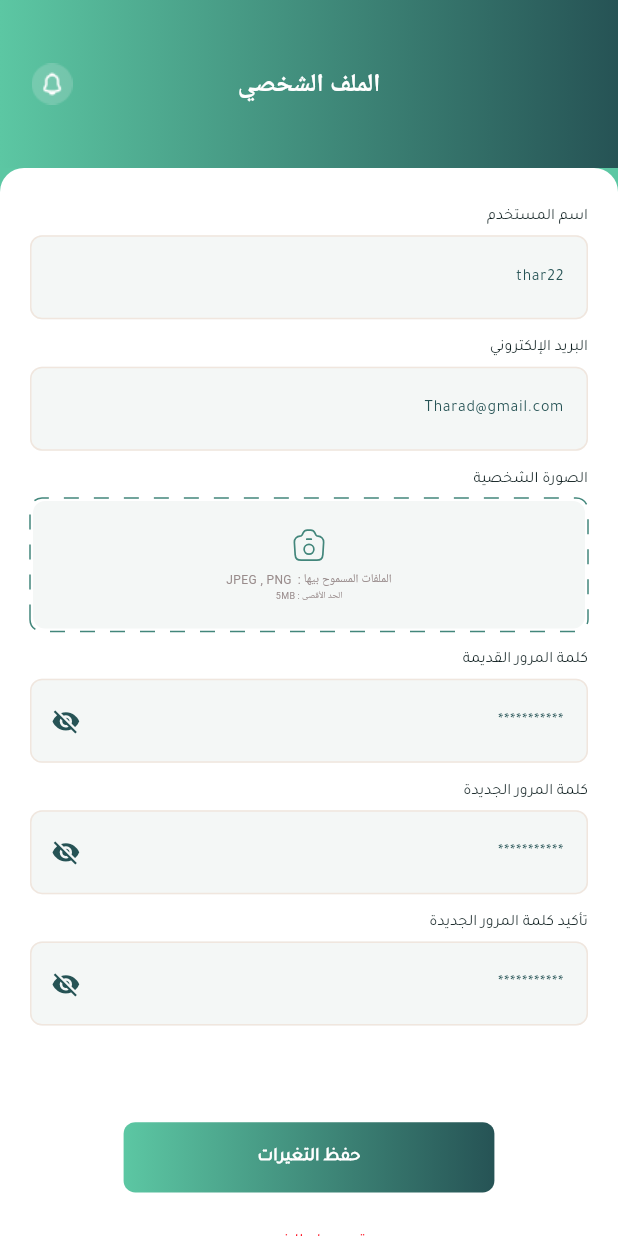
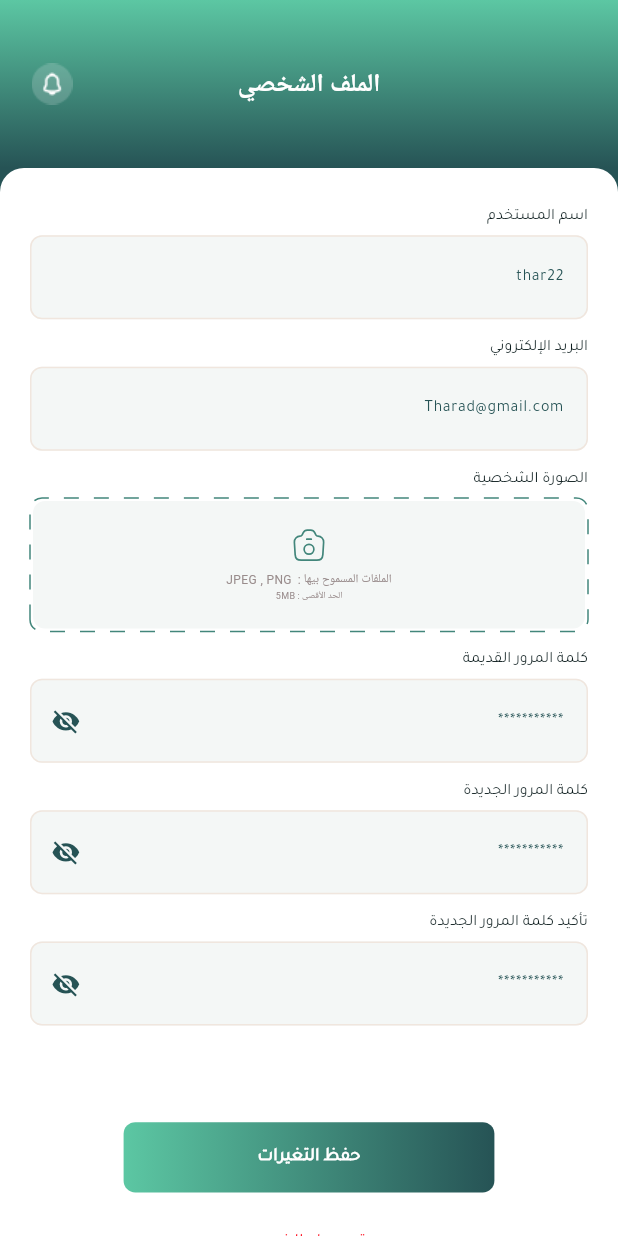
Before and after one commit to abdelrahmanelsayedfares-design/tharad_task, a Flutter app: the AppButtom widget shown alone on an empty page, opened directly, after a tap on "تسجيل الدخول", on a phone screen of 412 x 824 dp. Run offline on Flutter 3.47's test engine with Material 3 defaults, Android fonts, the phone set to English and light mode, and no system bars; drawn by our look-alikes of dotted_border; our stand-ins replace circular_countdown_timer, flutter_screenutil, flutter_svg, image_picker, lottie, pin_code_fields.

Commit message:
First commit - Flutter project

```diff
--- a/lib/core/ui/app_buttom.dart
+++ b/lib/core/ui/app_buttom.dart
@@ -5,24 +5,29 @@ class AppButtom extends StatelessWidget {
   final String text;
   final Function() ontap;
   final double width;
-  const AppButtom({super.key, required this.text, required this.ontap, required this.width,});
+  const AppButtom({
+    super.key,
+    required this.text,
+    required this.ontap,
+    required this.width,
+  });
 
   @override
   Widget build(BuildContext context) {
-    return    InkWell(
+    return InkWell(
       onTap: ontap,
       child: Container(
         width: width,
         height: 48.h,
         decoration: BoxDecoration(
           gradient: LinearGradient(
-            colors: [ Color(0xFF5CC7A3),Color(0xFF265355)],
+            colors: [Color(0xFF5CC7A3), Color(0xFF265355)],
           ),
           borderRadius: BorderRadius.circular(8.r),
         ),
         child: Center(
           child: Text(
-           text,
+            text,
             style: TextStyle(
               fontSize: 12,
               fontWeight: FontWeight.bold,
--- a/lib/core/ui/app_check.dart
+++ b/lib/core/ui/app_check.dart
@@ -38,7 +38,11 @@ class _AppCheckState extends State<AppCheck> {
           onPressed: () {},
           child: Text(
             'هل نسيت كلمة المرور؟',
-            style: TextStyle(fontSize: 10, color: Color(0xff42867B)),
+            style: TextStyle(
+              fontSize: 10,
+              color: Color(0xff42867B),
+              decoration: TextDecoration.underline,
+            ),
           ),
         ),
       ],
--- a/lib/core/ui/app_image_picker.dart
+++ b/lib/core/ui/app_image_picker.dart
@@ -32,7 +32,8 @@ class _CustomImagePickerState extends State<CustomImagePicker> {
   Widget build(BuildContext context) {
     return GestureDetector(
       onTap: _pickImage,
-      child: DottedBorder(
+      child: _selectedImage == null
+          ? DottedBorder(
               color: const Color(0xFF42867B),
               strokeWidth: 1,
               dashPattern: const [10, 10],
@@ -46,19 +47,12 @@ class _CustomImagePickerState extends State<CustomImagePicker> {
                   color: const Color(0xFFF4F7F6),
                   borderRadius: BorderRadius.circular(8),
                 ),
-          child: _selectedImage == null
-              ? Directionality(
+                child: Directionality(
                   textDirection: TextDirection.rtl,
                   child: Column(
                     mainAxisAlignment: MainAxisAlignment.center,
                     children: [
-                      Center(
-                        child: AppImage(
-                          image: 'camera.svg',
-                          width: 24,
-                          height: 24,
-                        ),
-                      ),
+                      AppImage(image: 'camera.svg', width: 24, height: 24),
                       const SizedBox(height: 5),
                       Text.rich(
                         TextSpan(
@@ -67,7 +61,10 @@ class _CustomImagePickerState extends State<CustomImagePicker> {
                               text: 'الملفات المسموح بيها :  JPEG , PNG\n',
                               style: TextStyle(fontSize: 8),
                             ),
-                            TextSpan(text: 'الحد الأقصى : 5MB',style: TextStyle(fontSize: 6,),),
+                            TextSpan(
+                              text: 'الحد الأقصى : 5MB',
+                              style: TextStyle(fontSize: 6),
+                            ),
                           ],
                         ),
                         style: TextStyle(
@@ -78,18 +75,52 @@ class _CustomImagePickerState extends State<CustomImagePicker> {
                       ),
                     ],
                   ),
+                ),
+              ),
             )
           : ClipRRect(
         borderRadius: BorderRadius.circular(8),
+        child: Stack(
+          children: [
+            Container(
+              color: Color(0xffF4F7F6),
+              width: 170.w,
+              height: 90.h,
               child: Image.file(
                 File(_selectedImage!.path),
-                    fit: BoxFit.cover,
-                    width: 350,
-                    height: 110,
+                width: double.infinity,
+                height: double.infinity,
+                fit: BoxFit.contain,
+              ),
+            ),
+            Positioned(
+              top: 6.h,
+              left: 6.w,
+              child: GestureDetector(
+                onTap: _pickImage,
+                child: Container(
+                  height: 18.h,
+                  width: 18.w,
+                  decoration: BoxDecoration(
+                    color: const Color(0xff42867B),
+                    borderRadius: BorderRadius.circular(75),
+                  ),
+                  child: Padding(
+                    padding: const EdgeInsets.all(3.0),
+                    child: AppImage(
+                      image: 'camera.svg',
+                      color: Colors.white,
+                      width: 12.w,
+                      height: 12.h,
                     ),
                   ),
                 ),
               ),
+            ),
+          ],
+        ),
+      )
+
     );
   }
 }
--- a/lib/core/ui/app_login_or_register.dart
+++ b/lib/core/ui/app_login_or_register.dart
@@ -28,6 +28,7 @@ class AppLoginOrRegister extends StatelessWidget {
               color: Color(0xff42867B),
               fontSize: 12,
               fontWeight: FontWeight.w400,
+              decoration: TextDecoration.underline,
             ),
           ),
 
--- a/lib/views/auth/login.dart
+++ b/lib/views/auth/login.dart
@@ -3,7 +3,7 @@ import 'package:flutter_screenutil/flutter_screenutil.dart';
 import 'package:tharad_task/core/logic/helper_methods.dart';
 import 'package:tharad_task/core/ui/app_images.dart';
 import 'package:tharad_task/views/auth/register.dart';
-import 'package:tharad_task/views/home/views.dart';
+import 'package:tharad_task/views/home/home.dart';
 import '../../core/ui/app_buttom.dart';
 import '../../core/ui/app_check.dart';
 import '../../core/ui/app_input.dart';
@@ -57,7 +57,7 @@ class LoginView extends StatelessWidget {
                   width: 350.w,
                   text: 'تسجيل الدخول',
                   ontap: () {
-                    goTo(canPop: false, HomeView());
+                    goTo(canPop: false, HomeProfileViews());
                   },
                 ),
                 AppLoginOrRegister(
--- a/lib/views/auth/register.dart
+++ b/lib/views/auth/register.dart
@@ -91,7 +91,7 @@ class RegisterView extends StatelessWidget {
                     width: 350.w,
                     text: 'إنشاء حساب جديد',
                     ontap: () {
-                      goTo(canPop: false, VerifyCodeView());
+                      goTo(canPop: true, VerifyCodeView());
                     },
                   ),
                   SizedBox(height: 12.h),
--- a/lib/views/home/views.dart
+++ b/lib/views/home/home.dart
@@ -1,23 +1,26 @@
 import 'package:flutter/material.dart';
 import 'package:flutter_screenutil/flutter_screenutil.dart';
+import 'package:tharad_task/core/logic/helper_methods.dart';
 import 'package:tharad_task/core/ui/app_images.dart';
 import '../../core/ui/app_buttom.dart';
 import '../../core/ui/app_image_picker.dart';
 import '../../core/ui/app_input.dart';
 
-class HomeView extends StatelessWidget {
-  const HomeView({super.key});
+class HomeProfileViews extends StatelessWidget {
+  const HomeProfileViews({super.key});
 
   @override
   Widget build(BuildContext context) {
     return Scaffold(
-      backgroundColor: const Color(0xFF5CC7A3),
+      backgroundColor: const Color(0xFF265355),
       appBar: AppBar(
         toolbarHeight: 112,
         flexibleSpace: Container(
           decoration: BoxDecoration(
             gradient: LinearGradient(
               colors: [Color(0xFF5CC7A3), Color(0xFF265355)],
+              begin: Alignment.topCenter,
+              end: Alignment.bottomCenter,
             ),
           ),
         ),
@@ -99,7 +102,42 @@ class HomeView extends StatelessWidget {
                   isPassword: true,
                 ),
                 SizedBox(height: 54.h),
-                Center(child: AppButtom(text: 'حفظ التغيرات',width: 234.w,ontap:(){})),
+                Center(
+                  child: AppButtom(
+                    text: 'حفظ التغيرات',
+                    width: 234.w,
+                    ontap: () {
+                      showModalBottomSheet(
+                        context: context,
+                        builder: (BuildContext context) {
+                          Future.delayed(const Duration(seconds: 2), () {
+                            Navigator.pop(context);
+                          }
+                          );
+                          return Container(
+                            height: 65.h,
+                            width: double.infinity,
+                            color: Color(0xff42867B),
+                            child: Padding(
+                              padding: const EdgeInsets.symmetric(
+                                horizontal: 20,
+                                vertical: 25,
+                              ),
+                              child: Text(
+                                'تم حفظ التغيرات بنجاح',
+                                style: TextStyle(
+                                  fontSize: 12,
+                                  fontWeight: FontWeight.w500,
+                                  color: Color(0xffFFFFFF),
+                                ),
+                              ),
+                            ),
+                          );
+                        },
+                      );
+                    },
+                  ),
+                ),
                 SizedBox(height: 10.h),
                 Center(
                   child: TextButton(
@@ -110,6 +148,7 @@ class HomeView extends StatelessWidget {
                         color: Color(0xffFF1020),
                         fontWeight: FontWeight.w500,
                         fontSize: 12.sp,
+                        decoration: TextDecoration.underline,
                       ),
                     ),
                   ),
--- a/pubspec.yaml
+++ b/pubspec.yaml
@@ -22,11 +22,9 @@ dependencies:
   image_picker: ^1.2.0
   dotted_border: ^2.0.0
   pin_code_fields: ^8.0.1
+  circular_countdown_timer: ^0.2.4
 
-<<<<<<< HEAD
 
-=======
->>>>>>> a01036d574baf110a47ab371cf294102041c9ba7
 dev_dependencies:
   flutter_test:
     sdk: flutter
```
Also changed, not shown: lib/main.dart (+7 -2 lines), lib/views/auth/verify_vode.dart (+38 -11 lines), pubspec.lock. Lines whose indentation alone changed are shown as unchanged.
